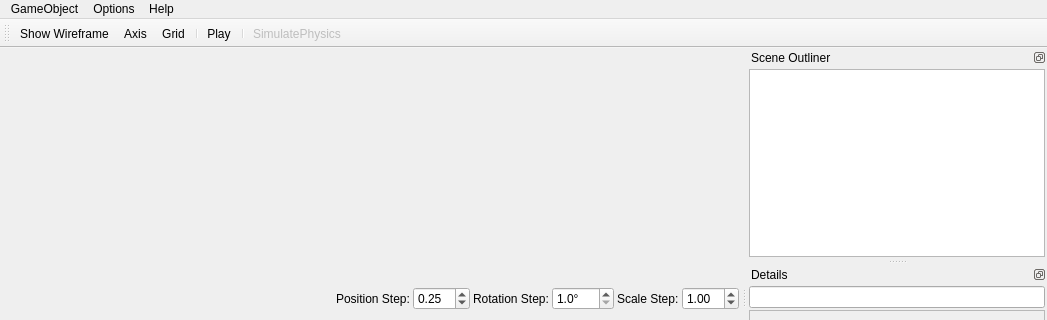
Qt form mainwindow.ui (FredrikEik/Game_Engine_Architecture) before a commit; both pictures show x 0 to 1047 and y 0 to 320 of the 1047 by 788 pixel window.
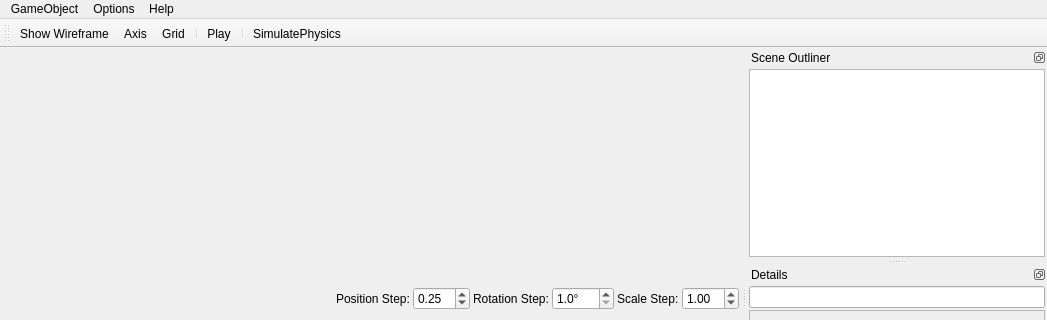
The same form after that commit. Icons and pictures are not drawn.

Patch:
```diff
--- a/mainwindow.ui
+++ b/mainwindow.ui
@@ -468,7 +468,7 @@
   </action>
   <action name="actionSimulatePhysics">
    <property name="enabled">
-    <bool>false</bool>
+    <bool>true</bool>
    </property>
    <property name="icon">
     <iconset resource="AppIconResources.qrc">
```
Left out of the diff: 15 changed lines with no effect on the pictures.
